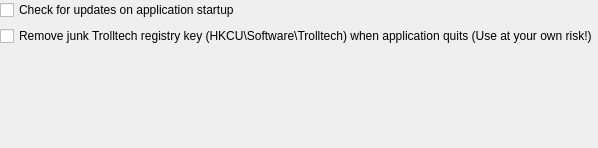
The window that src/gui/settings/settingsgeneral.ui (martinrotter/textosaurus) describes before a commit, drawn with Qt 5.
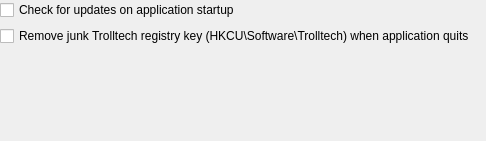
The same window after the commit.

The edit to the form file:
```diff
--- a/src/gui/settings/settingsgeneral.ui
+++ b/src/gui/settings/settingsgeneral.ui
@@ -6,8 +6,8 @@
    <rect>
     <x>0</x>
     <y>0</y>
-    <width>552</width>
-    <height>148</height>
+    <width>486</width>
+    <height>141</height>
    </rect>
   </property>
   <layout class="QFormLayout" name="formLayout">
@@ -33,7 +33,7 @@
    <item row="1" column="0">
     <widget class="QCheckBox" name="m_checkRemoveTrolltechJunk">
      <property name="text">
-      <string>Remove junk Trolltech registry key (HKCU\Software\Trolltech) when application quits (Use at your own risk!)</string>
+      <string>Remove junk Trolltech registry key (HKCU\Software\Trolltech) when application quits</string>
      </property>
     </widget>
    </item>
```
Left out of the diff: 4 changed lines with no effect on the pictures.
